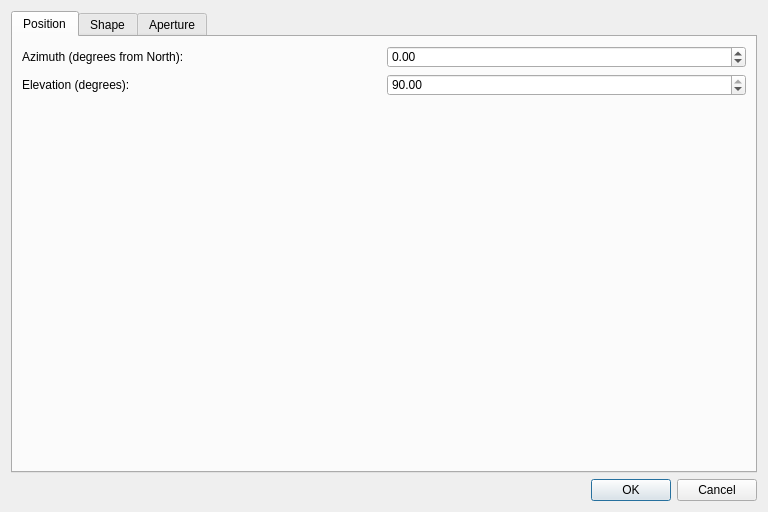
Above: source/application/widgets/SunDialog.ui from CST-Modelling-Tools/TonatiuhPP before the change. Below: the same form after it.
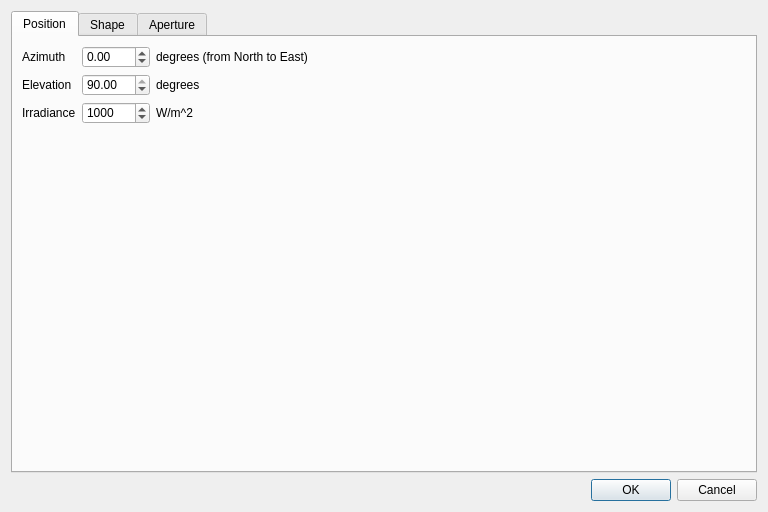
That is the form after the change. Custom widgets are drawn as their Qt base class.

Commit message: TLightShape replaced with SunAperture

What changed in the file:
```diff
--- a/source/application/widgets/SunDialog.ui
+++ b/source/application/widgets/SunDialog.ui
@@ -10,12 +10,6 @@
     <height>512</height>
    </rect>
   </property>
-  <property name="maximumSize">
-   <size>
-    <width>16777215</width>
-    <height>16777215</height>
-   </size>
-  </property>
   <property name="windowTitle">
    <string>Sun</string>
   </property>
@@ -32,9 +26,18 @@
       <attribute name="title">
        <string>Position</string>
       </attribute>
-      <layout class="QGridLayout" name="sunShapePositionLayout">
+      <layout class="QVBoxLayout" name="verticalLayout_4">
+       <item>
+        <layout class="QGridLayout" name="gridLayout" columnstretch="0,0,1">
+         <item row="1" column="2">
+          <widget class="QLabel" name="label_2">
+           <property name="text">
+            <string>degrees</string>
+           </property>
+          </widget>
+         </item>
        <item row="0" column="1">
-        <widget class="QDoubleSpinBox" name="azimuthSpin">
+          <widget class="QDoubleSpinBox" name="spinAzimuth">
          <property name="decimals">
           <number>2</number>
          </property>
@@ -46,48 +49,84 @@
          </property>
         </widget>
        </item>
-       <item row="1" column="1">
-        <widget class="QDoubleSpinBox" name="elevationSpin">
-         <property name="decimals">
-          <number>2</number>
-         </property>
-         <property name="minimum">
-          <double>-90.000000000000000</double>
-         </property>
-         <property name="maximum">
-          <double>90.000000000000000</double>
-         </property>
-         <property name="value">
-          <double>90.000000000000000</double>
+         <item row="0" column="2">
+          <widget class="QLabel" name="label">
+           <property name="text">
+            <string>degrees (from North to East)</string>
          </property>
         </widget>
        </item>
-       <item row="2" column="0" colspan="2">
-        <spacer name="verticalSpacer">
-         <property name="orientation">
-          <enum>Qt::Vertical</enum>
-         </property>
-         <property name="sizeHint" stdset="0">
-          <size>
-           <width>20</width>
-           <height>40</height>
-          </size>
-         </property>
-        </spacer>
+         <item row="2" column="2">
+          <widget class="QLabel" name="label_4">
+           <property name="text">
+            <string>W/m^2</string>
+           </property>
+          </widget>
        </item>
        <item row="0" column="0">
         <widget class="QLabel" name="azimuthLabel">
          <property name="text">
-          <string>Azimuth (degrees from North):</string>
+            <string>Azimuth</string>
+           </property>
+          </widget>
+         </item>
+         <item row="1" column="1">
+          <widget class="QDoubleSpinBox" name="spinElevation">
+           <property name="decimals">
+            <number>2</number>
+           </property>
+           <property name="minimum">
+            <double>-90.000000000000000</double>
+           </property>
+           <property name="maximum">
+            <double>90.000000000000000</double>
+           </property>
+           <property name="value">
+            <double>90.000000000000000</double>
+           </property>
+          </widget>
+         </item>
+         <item row="2" column="0">
+          <widget class="QLabel" name="label_3">
+           <property name="text">
+            <string>Irradiance</string>
          </property>
         </widget>
        </item>
        <item row="1" column="0">
         <widget class="QLabel" name="elevationLabel">
          <property name="text">
-          <string>Elevation (degrees):</string>
-         </property>
-        </widget>
+            <string>Elevation</string>
+           </property>
+          </widget>
+         </item>
+         <item row="2" column="1">
+          <widget class="QDoubleSpinBox" name="spinIrradiance">
+           <property name="decimals">
+            <number>0</number>
+           </property>
+           <property name="maximum">
+            <double>1000000.000000000000000</double>
+           </property>
+           <property name="value">
+            <double>1000.000000000000000</double>
+           </property>
+          </widget>
+         </item>
+        </layout>
+       </item>
+       <item>
+        <spacer name="verticalSpacer">
+         <property name="orientation">
+          <enum>Qt::Vertical</enum>
+         </property>
+         <property name="sizeHint" stdset="0">
+          <size>
+           <width>0</width>
+           <height>0</height>
+          </size>
+         </property>
+        </spacer>
        </item>
       </layout>
      </widget>
```
Left out of the diff: 9 changed lines with no effect on the pictures. Lines whose indentation alone changed are shown as unchanged. The commit also changes 47 other files.
